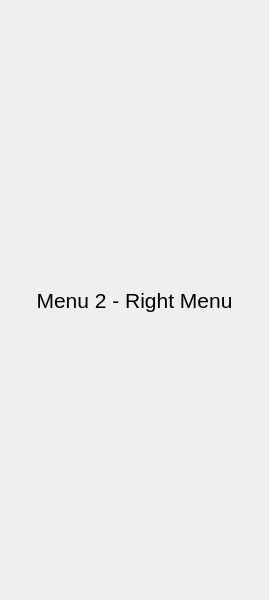
Above: gui/uis/columns/right_column.ui from kusiLaw/laky-phone-POS before the change. Below: the same form after it.
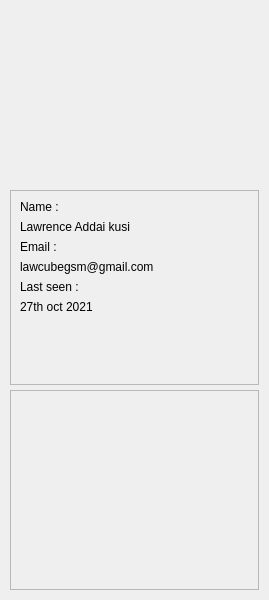
That is the form after the change.

Commit message: right column layout

```diff
--- a/gui/uis/columns/right_column.ui
+++ b/gui/uis/columns/right_column.ui
@@ -37,6 +37,9 @@
    </property>
    <item>
     <widget class="QStackedWidget" name="menus">
+     <property name="styleSheet">
+      <string notr="true">font: 14pt &quot;Microsoft Sans Serif&quot;;</string>
+     </property>
      <property name="currentIndex">
       <number>1</number>
      </property>
@@ -86,7 +89,7 @@
         <number>5</number>
        </property>
        <property name="topMargin">
-        <number>5</number>
+        <number>0</number>
        </property>
        <property name="rightMargin">
         <number>5</number>
@@ -95,20 +98,162 @@
         <number>5</number>
        </property>
        <item>
-        <widget class="QLabel" name="label_2">
-         <property name="font">
-          <font>
-           <pointsize>16</pointsize>
-          </font>
+        <widget class="QFrame" name="pic_frame">
+         <property name="minimumSize">
+          <size>
+           <width>0</width>
+           <height>100</height>
+          </size>
+         </property>
+         <property name="maximumSize">
+          <size>
+           <width>249</width>
+           <height>180</height>
+          </size>
          </property>
          <property name="styleSheet">
-          <string notr="true">font-size: 16pt</string>
+          <string notr="true"/>
          </property>
-         <property name="text">
-          <string>Menu 2 - Right Menu</string>
+         <property name="frameShape">
+          <enum>QFrame::NoFrame</enum>
          </property>
-         <property name="alignment">
-          <set>Qt::AlignCenter</set>
+         <property name="frameShadow">
+          <enum>QFrame::Raised</enum>
+         </property>
+         <layout class="QVBoxLayout" name="verticalLayout_3">
+          <property name="spacing">
+           <number>0</number>
+          </property>
+          <property name="leftMargin">
+           <number>0</number>
+          </property>
+          <property name="topMargin">
+           <number>15</number>
+          </property>
+          <property name="rightMargin">
+           <number>0</number>
+          </property>
+          <property name="bottomMargin">
+           <number>0</number>
+          </property>
+          <item>
+           <widget class="QFrame" name="pic_frame_inner">
+            <property name="maximumSize">
+             <size>
+              <width>238</width>
+              <height>180</height>
+             </size>
+            </property>
+            <property name="layoutDirection">
+             <enum>Qt::LeftToRight</enum>
+            </property>
+            <property name="autoFillBackground">
+             <bool>false</bool>
+            </property>
+            <property name="frameShape">
+             <enum>QFrame::NoFrame</enum>
+            </property>
+            <property name="frameShadow">
+             <enum>QFrame::Raised</enum>
+            </property>
+            <layout class="QVBoxLayout" name="pro_pic_frame">
+             <property name="spacing">
+              <number>0</number>
+             </property>
+             <property name="leftMargin">
+              <number>0</number>
+             </property>
+             <property name="topMargin">
+              <number>0</number>
+             </property>
+             <property name="rightMargin">
+              <number>0</number>
+             </property>
+             <property name="bottomMargin">
+              <number>0</number>
+             </property>
+            </layout>
+           </widget>
+          </item>
+         </layout>
+        </widget>
+       </item>
+       <item>
+        <widget class="QFrame" name="user_content_frame">
+         <property name="frameShape">
+          <enum>QFrame::StyledPanel</enum>
+         </property>
+         <property name="frameShadow">
+          <enum>QFrame::Raised</enum>
+         </property>
+         <layout class="QFormLayout" name="formLayout">
+          <item row="0" column="0">
+           <widget class="QLabel" name="label">
+            <property name="text">
+             <string>Name :</string>
+            </property>
+           </widget>
+          </item>
+          <item row="1" column="0">
+           <widget class="QLabel" name="label_2">
+            <property name="text">
+             <string>Lawrence Addai kusi</string>
+            </property>
+            <property name="wordWrap">
+             <bool>true</bool>
+            </property>
+           </widget>
+          </item>
+          <item row="2" column="0">
+           <widget class="QLabel" name="label_3">
+            <property name="text">
+             <string>Email : </string>
+            </property>
+           </widget>
+          </item>
+          <item row="4" column="0" colspan="2">
+           <widget class="QLabel" name="label_4">
+            <property name="text">
+             <string>lawcubegsm@gmail.com</string>
+            </property>
+            <property name="scaledContents">
+             <bool>false</bool>
+            </property>
+            <property name="wordWrap">
+             <bool>true</bool>
+            </property>
+           </widget>
+          </item>
+          <item row="5" column="0">
+           <widget class="QLabel" name="label_5">
+            <property name="text">
+             <string>Last seen :</string>
+            </property>
+           </widget>
+          </item>
+          <item row="6" column="0">
+           <widget class="QLabel" name="label_6">
+            <property name="text">
+             <string>27th oct 2021</string>
+            </property>
+           </widget>
+          </item>
+         </layout>
+        </widget>
+       </item>
+       <item>
+        <widget class="QFrame" name="change_password_frame">
+         <property name="minimumSize">
+          <size>
+           <width>0</width>
+           <height>200</height>
+          </size>
+         </property>
+         <property name="frameShape">
+          <enum>QFrame::StyledPanel</enum>
+         </property>
+         <property name="frameShadow">
+          <enum>QFrame::Raised</enum>
          </property>
         </widget>
        </item>
```
Left out of the diff: 8 changed lines with no effect on the pictures. The commit also changes 6 other files.
